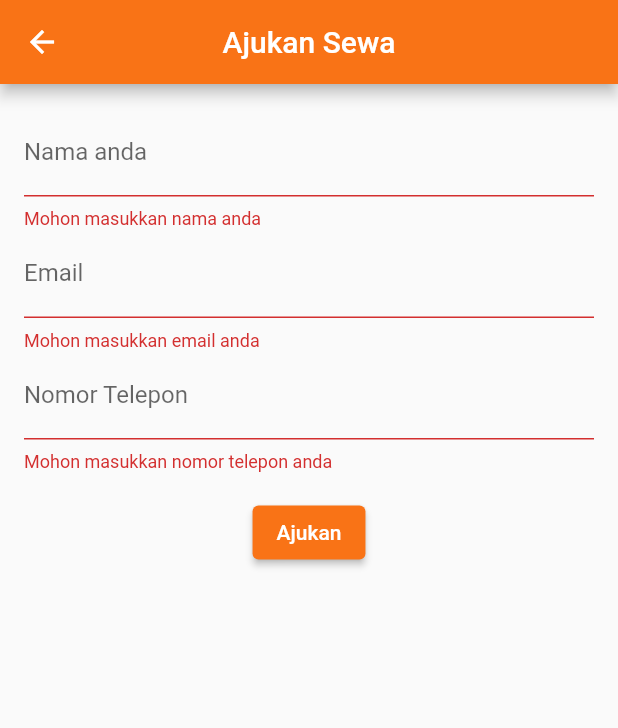
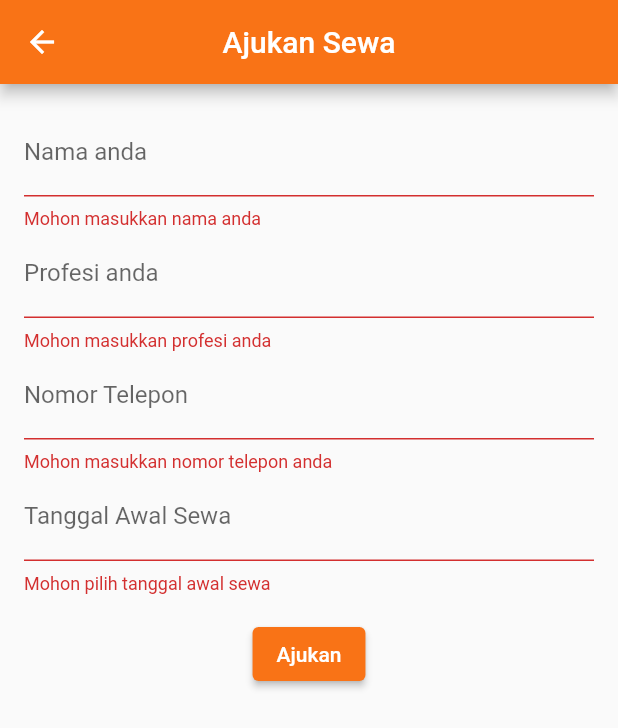
Before and after one commit to MarksonL/IPPL_KostIon, a Flutter app: the PengajuanSewaForm screen opened directly, after a tap on "Ajukan", on a phone screen of 412 x 824 dp. Shown: the top 728 px of the screen. Run offline on Flutter 3.47's test engine with Material 2 defaults, Android fonts, the phone set to English and light mode, and no system bars; our stand-ins replace cloud_firestore, firebase_auth, firebase_core, firebase_storage, flutter_spinkit, image_picker and 1 more; accounts and stored records are empty.

```diff
--- a/lib/screen/member/kost/form_sewa.dart
+++ b/lib/screen/member/kost/form_sewa.dart
@@ -8,10 +8,25 @@ class PengajuanSewaForm extends StatefulWidget {
 
 class _PengajuanSewaFormState extends State<PengajuanSewaForm> {
   final TextEditingController nameController = TextEditingController();
-  final TextEditingController emailController = TextEditingController();
+  final TextEditingController profesiController = TextEditingController();
   final TextEditingController phoneNumberController = TextEditingController();
+  final TextEditingController startDateController = TextEditingController();
 
   final GlobalKey<FormState> _formKey = GlobalKey<FormState>();
+
+  Future<void> _selectDate(BuildContext context) async {
+    final DateTime? picked = await showDatePicker(
+      context: context,
+      initialDate: DateTime.now(),
+      firstDate: DateTime(2000),
+      lastDate: DateTime(2101),
+    );
+    if (picked != null && picked != DateTime.now()) {
+      setState(() {
+        startDateController.text = picked.toString();
+      });
+    }
+  }
 
   @override
   Widget build(BuildContext context) {
@@ -24,8 +39,8 @@ class _PengajuanSewaFormState extends State<PengajuanSewaForm> {
       body: Theme(
         data: ThemeData(
           primaryColor: AppColor.primary,
-          colorScheme: ColorScheme.fromSwatch()
-              .copyWith(secondary: AppColor.primary), // Set accent color
+          colorScheme:
+              ColorScheme.fromSwatch().copyWith(secondary: AppColor.primary),
         ),
         child: Center(
           child: Padding(
@@ -33,8 +48,7 @@ class _PengajuanSewaFormState extends State<PengajuanSewaForm> {
             child: Form(
               key: _formKey,
               child: Column(
-                crossAxisAlignment:
-                    CrossAxisAlignment.center, // Center the form vertically
+                crossAxisAlignment: CrossAxisAlignment.center,
                 children: <Widget>[
                   TextFormField(
                     controller: nameController,
@@ -47,11 +61,11 @@ class _PengajuanSewaFormState extends State<PengajuanSewaForm> {
                     },
                   ),
                   TextFormField(
-                    controller: emailController,
-                    decoration: InputDecoration(labelText: "Email"),
+                    controller: profesiController,
+                    decoration: InputDecoration(labelText: "Profesi anda"),
                     validator: (value) {
                       if (value!.isEmpty) {
-                        return "Mohon masukkan email anda";
+                        return "Mohon masukkan profesi anda";
                       }
                       return null;
                     },
@@ -62,6 +76,20 @@ class _PengajuanSewaFormState extends State<PengajuanSewaForm> {
                     validator: (value) {
                       if (value!.isEmpty) {
                         return "Mohon masukkan nomor telepon anda";
+                      }
+                      return null;
+                    },
+                  ),
+                  TextFormField(
+                    controller: startDateController,
+                    decoration: InputDecoration(labelText: "Tanggal Awal Sewa"),
+                    onTap: () {
+                      _selectDate(
+                          context); // Memanggil fungsi _selectDate saat bidang tanggal diklik
+                    },
+                    validator: (value) {
+                      if (value!.isEmpty) {
+                        return "Mohon pilih tanggal awal sewa";
                       }
                       return null;
                     },
--- a/pubspec.yaml
+++ b/pubspec.yaml
@@ -42,6 +42,7 @@ dependencies:
   flutter_spinkit: ^5.2.0
   image_picker: ^1.0.4
   firebase_storage: ^11.2.8
+  flutter_easyloading: ^3.0.5
 
 
 dev_dependencies:
```
Also changed, not shown: lib/screen/owner/kos/kos_form.dart (+7 -6 lines), pubspec.lock.
